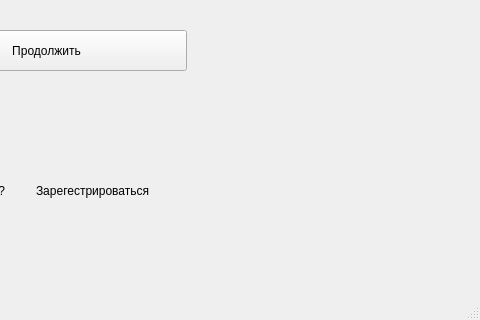
Qt form mainwindow.ui (KrisyukEgor/Banking_app) before a commit; both pictures show x 354 to 834 and y 280 to 600 of the 834 by 600 pixel window.
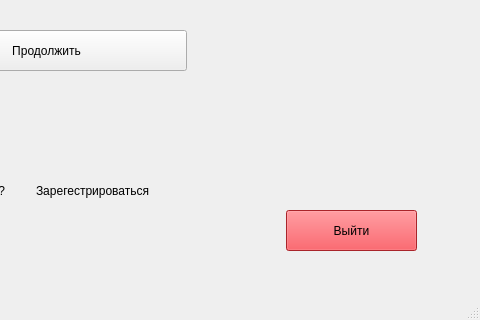
The same form after that commit.

Patch:
```diff
--- a/mainwindow.ui
+++ b/mainwindow.ui
@@ -188,6 +188,24 @@
      <string/>
     </property>
    </widget>
+   <widget class="QPushButton" name="Leave_button">
+    <property name="geometry">
+     <rect>
+      <x>640</x>
+      <y>490</y>
+      <width>131</width>
+      <height>41</height>
+     </rect>
+    </property>
+    <property name="styleSheet">
+     <string notr="true">background-color:rgb(237, 51, 59);
+color: black;
+</string>
+    </property>
+    <property name="text">
+     <string>Выйти</string>
+    </property>
+   </widget>
   </widget>
   <widget class="QMenuBar" name="menubar">
    <property name="geometry">
```
